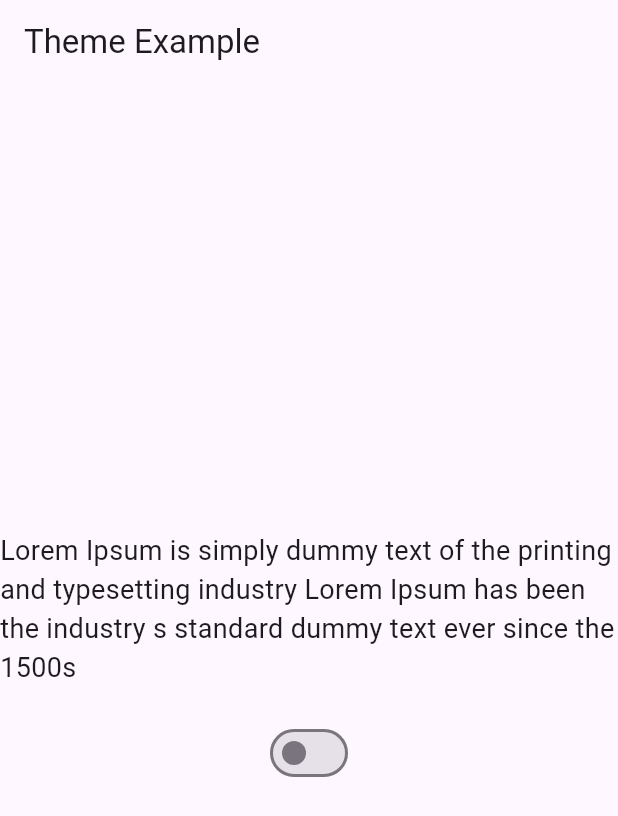
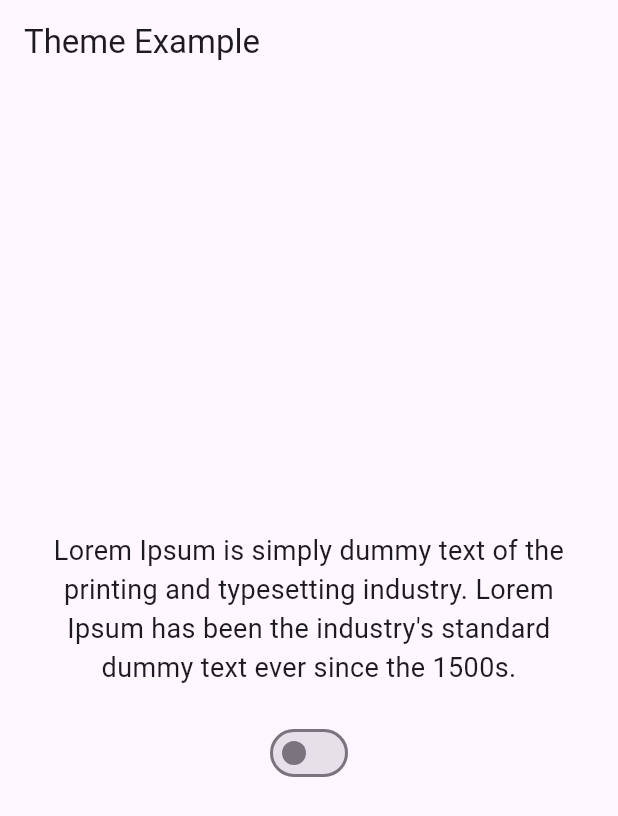
Before and after one commit to ArefkhattabGit/shared_preferences_example, a Flutter app: the screen it shows after launch, on a phone screen of 412 x 824 dp. Shown: the top 816 px of the screen. Run offline on Flutter 3.47's test engine with Material 3 defaults, Android fonts, the phone set to English and light mode, and no system bars; our stand-ins replace get, shared_preferences.

Commit message:
save app theme state use shared preferences

```diff
--- /dev/null
+++ b/lib/app/app_constants.dart
@@ -0,0 +1,3 @@
+class AppConstants {
+  static const isDark = 'isDark';
+}
--- a/lib/main.dart
+++ b/lib/main.dart
@@ -1,25 +1,31 @@
 import 'package:flutter/material.dart';
 import 'package:get/get.dart';
-import 'package:shared_preferences_example/app/theme_service.dart';
+import 'package:shared_preferences/shared_preferences.dart';
+import 'package:shared_preferences_example/app/app_constants.dart';
 import 'package:shared_preferences_example/module/home_screen.dart';
 
-void main() {
-  runApp(MyApp());
+late SharedPreferences prefs;
+
+void main() async {
+  WidgetsFlutterBinding.ensureInitialized();
+  prefs = await SharedPreferences.getInstance();
+  runApp(const MyApp());
 }
 
 class MyApp extends StatelessWidget {
-  MyApp({super.key});
+  const MyApp({super.key});
 
-
-  // This widget is the root of your application.
   @override
   Widget build(BuildContext context) {
     return GetMaterialApp(
-      title: 'Flutter Demo',
-      themeMode: ThemeService.instance.isDarkMode ? ThemeMode.dark : ThemeMode.light,
+      debugShowCheckedModeBanner: false,
+      title: 'Theme Demo',
       theme: ThemeData.light(),
       darkTheme: ThemeData.dark(),
       home: HomeScreen(),
+      themeMode: prefs.getBool(AppConstants.isDark) ?? false
+          ? ThemeMode.dark
+          : ThemeMode.light,
     );
   }
 }
--- a/lib/module/home_screen.dart
+++ b/lib/module/home_screen.dart
@@ -1,12 +1,11 @@
 import 'package:flutter/material.dart';
 import 'package:get/get.dart';
-import 'package:shared_preferences_example/app/theme_service.dart';
 import 'package:shared_preferences_example/module/home_controller.dart';
 
 class HomeScreen extends StatelessWidget {
   HomeScreen({super.key});
 
-  final controller = Get.put(HomeController());
+  final HomeController controller = Get.put(HomeController());
 
   @override
   Widget build(BuildContext context) {
@@ -17,16 +16,20 @@ class HomeScreen extends StatelessWidget {
       body: Column(
         mainAxisAlignment: MainAxisAlignment.center,
         children: [
-          const Text(
-            'Lorem Ipsum is simply dummy text of the printing and typesetting industry Lorem Ipsum has been the industry s standard dummy text ever since the 1500s',
-            style: TextStyle(fontSize: 18),
+          const Padding(
+            padding: EdgeInsets.symmetric(horizontal: 16.0),
+            child: Text(
+              'Lorem Ipsum is simply dummy text of the printing and typesetting industry. Lorem Ipsum has been the industry\'s standard dummy text ever since the 1500s.',
+              style: TextStyle(fontSize: 18),
+              textAlign: TextAlign.center,
+            ),
           ),
           const SizedBox(height: 20),
           Obx(
             () => Switch(
               activeColor: Colors.blue,
-              value: ThemeService.instance.isDarkMode,
-              onChanged: (value) => controller.switchThem(),
+              value: controller.isDarkMode,
+              onChanged: (value) => controller.changeAppThemeMode(),
             ),
           ),
         ],
```
Also changed, not shown: lib/module/home_controller.dart (+22 -3 lines).
